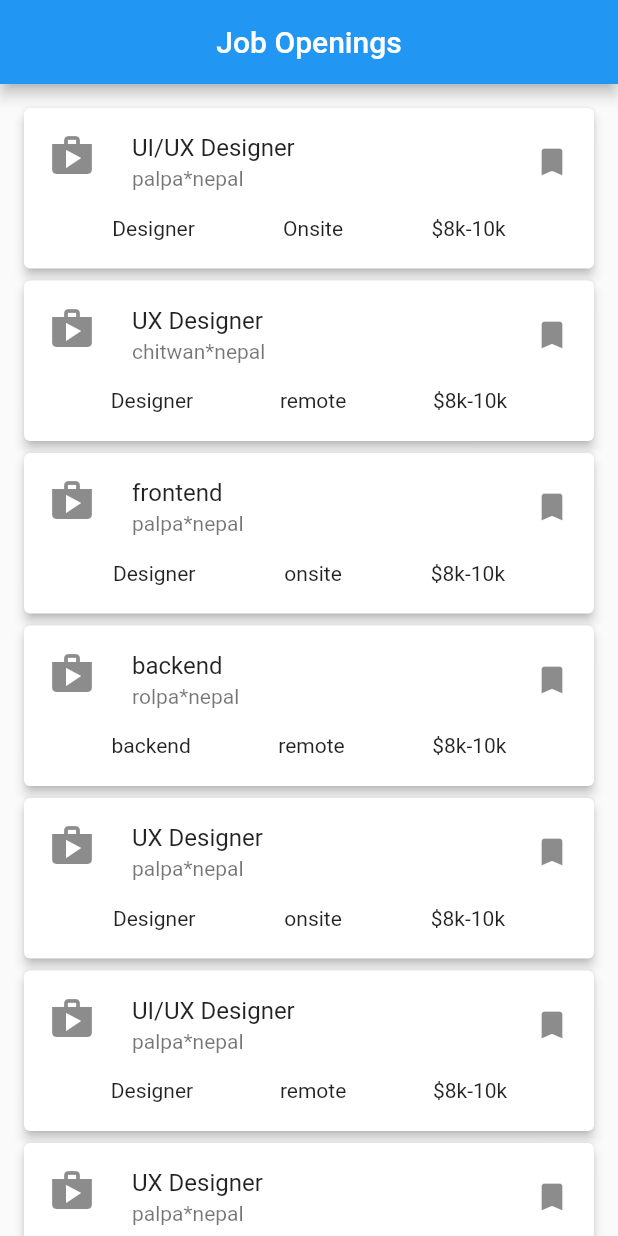
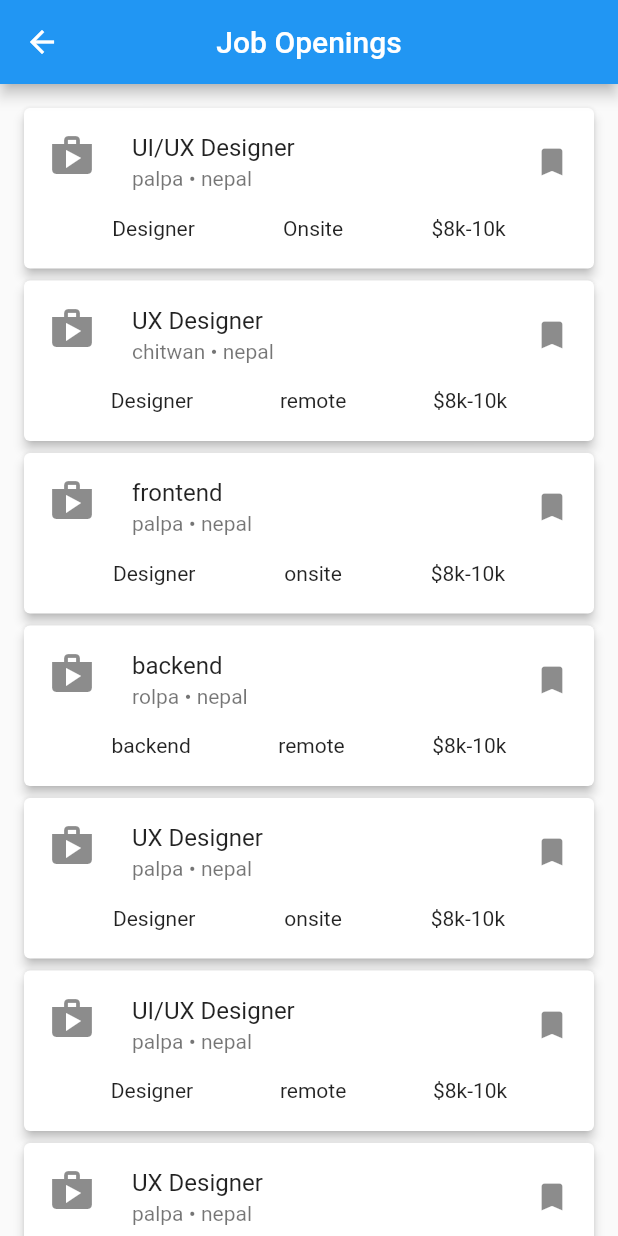
Before and after one commit to nujal/scroll, a Flutter app: the screen it shows after launch, on a phone screen of 412 x 824 dp. Run offline on Flutter 3.47's test engine with Material 2 defaults, Android fonts, the phone set to English and light mode, and no system bars.

Commit message:
update on navigation page

```diff
--- a/lib/detail_page.dart
+++ b/lib/detail/detail_page.dart
@@ -1,4 +1,4 @@
-import 'dart:ui';
+// import 'dart:ui';
 
 import 'package:flutter/material.dart';
 
@@ -6,6 +6,7 @@ import 'bottom_part.dart';
 
 class DetailPage extends StatelessWidget {
   const DetailPage({Key? key}) : super(key: key);
+  static const String routeName = '/detail-page';
 
   @override
   Widget build(BuildContext context) {
--- a/lib/home_page.dart
+++ b/lib/home_page.dart
@@ -1,9 +1,10 @@
-import 'package:class_list/detail_page.dart';
+import 'package:class_list/detail/detail_page.dart';
 import 'package:class_list/list_model.dart';
 import 'package:flutter/material.dart';
 
 class HomePage extends StatelessWidget {
   const HomePage({Key? key}) : super(key: key);
+  static const routeName = '/home-page';
 
   @override
   Widget build(BuildContext context) {
@@ -17,8 +18,9 @@ class HomePage extends StatelessWidget {
         itemBuilder: (context, i) {
           return InkWell(
             onTap: () {
-              Navigator.push(context,
-                  MaterialPageRoute(builder: (context) => DetailPage()));
+              Navigator.pushNamed(context, jobList[i].routeName);
+              // Navigator.push(context,
+              //     MaterialPageRoute(builder: (context) => DetailPage()));
             },
             child: Card(
               elevation: 3.0,
--- a/lib/list_model.dart
+++ b/lib/list_model.dart
@@ -1,5 +1,8 @@
 import 'package:flutter/material.dart';
 import 'package:flutter/widgets.dart';
+
+import 'detail/detail_page.dart';
+import 'detail/frontend_screen.dart';
 
 class ListModel {
   final IconData icon = Icons.shop;
@@ -9,55 +12,71 @@ class ListModel {
   final String jobPosition;
   final String jobType;
   final String salary;
-  const ListModel(
-      {required this.title,
+  final String routeName;
+  const ListModel({
+    required this.title,
     required this.subtitle,
     required this.jobPosition,
     required this.jobType,
-      required this.salary});
+    required this.salary,
+    required this.routeName,
+  });
 }
 
 List<ListModel> jobList = [
   const ListModel(
       title: 'UI/UX Designer',
-      subtitle: 'palpa*nepal',
+      subtitle: 'palpa • nepal',
       jobPosition: 'Designer',
       jobType: 'Onsite',
-      salary: '\$8k-10k'),
+      salary: '\$8k-10k',
+      routeName: '\hello'),
   const ListModel(
     title: 'UX Designer',
-      subtitle: 'chitwan*nepal',
+    subtitle: 'chitwan • nepal',
     jobPosition: 'Designer',
     jobType: 'remote',
-      salary: '\$8k-10k'),
+    salary: '\$8k-10k',
+    routeName: '\hello',
+  ),
   const ListModel(
     title: 'frontend',
-      subtitle: 'palpa*nepal',
+    subtitle: 'palpa • nepal',
     jobPosition: 'Designer',
     jobType: 'onsite',
-      salary: '\$8k-10k'),
+    salary: '\$8k-10k',
+    routeName: FrontendScreen.routeName,
+  ),
   const ListModel(
     title: 'backend ',
-      subtitle: 'rolpa*nepal',
+    subtitle: 'rolpa • nepal',
     jobPosition: 'backend',
     jobType: 'remote',
-      salary: '\$8k-10k'),
+    salary: '\$8k-10k',
+    routeName: '\hello',
+  ),
   const ListModel(
     title: 'UX Designer',
-      subtitle: 'palpa*nepal',
+    subtitle: 'palpa • nepal',
     jobPosition: 'Designer',
     jobType: 'onsite',
-      salary: '\$8k-10k'),
+    salary: '\$8k-10k',
+    routeName: '\hello',
+  ),
   const ListModel(
     title: 'UI/UX Designer',
-      subtitle: 'palpa*nepal',
+    subtitle: 'palpa • nepal',
     jobPosition: 'Designer',
     jobType: 'remote',
-      salary: '\$8k-10k'),
+    salary: '\$8k-10k',
+    routeName: '\hello',
+  ),
   const ListModel(
     title: 'UX Designer',
-      subtitle: 'palpa*nepal',
+    subtitle: 'palpa • nepal',
     jobPosition: 'Designer',
     jobType: 'remote',
-      salary: '\$8k-10k'),
+    salary: '\$8k-10k',
+    routeName: DetailPage.routeName,
+  ),
 ];
--- a/lib/main.dart
+++ b/lib/main.dart
@@ -1,4 +1,6 @@
 import 'package:class_list/home_page.dart';
+import 'package:class_list/list_model.dart';
+import 'package:class_list/routes.dart';
 import 'package:flutter/material.dart';
 
 void main() {
@@ -11,7 +13,8 @@ class MyApp extends StatelessWidget {
   @override
   Widget build(BuildContext context) {
     return MaterialApp(
-      home: HomePage(),
+      onGenerateRoute: RouteHandler.generateRoute,
+      initialRoute: HomePage.routeName,
     );
   }
 }
--- /dev/null
+++ b/lib/routes.dart
@@ -0,0 +1,18 @@
+import 'package:class_list/detail/detail_page.dart';
+import 'package:class_list/detail/frontend_screen.dart';
+import 'package:flutter/material.dart';
+
+import 'home_page.dart';
+
+class RouteHandler {
+  static Route<dynamic> generateRoute(RouteSettings settings) {
+    switch (settings.name) {
+      case FrontendScreen.routeName:
+        return MaterialPageRoute(builder: (context) => const FrontendScreen());
+      case DetailPage.routeName:
+        return MaterialPageRoute(builder: (context) => const DetailPage());
+      default:
+        return MaterialPageRoute(builder: (context) => HomePage());
+    }
+  }
+}
```
Also changed, not shown: lib/detail/frontend_screen.dart (added, +15 -0 lines), lib/detail/bottom_part.dart (renamed from lib/bottom_part.dart). Lines whose indentation alone changed are shown as unchanged.
